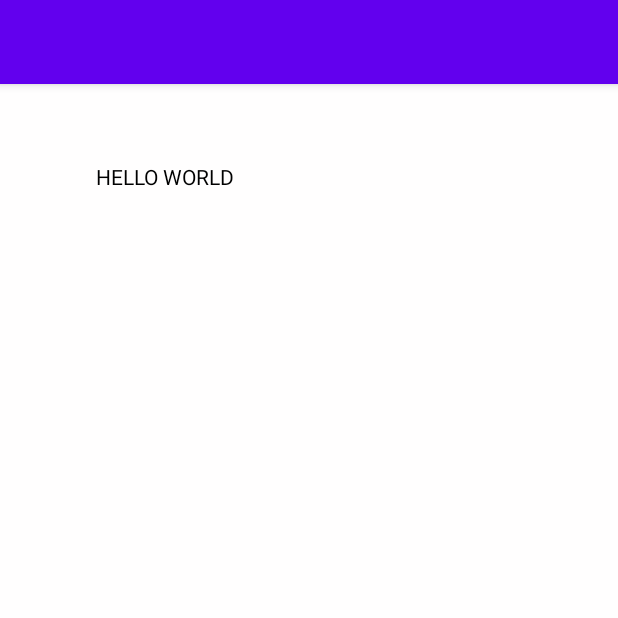
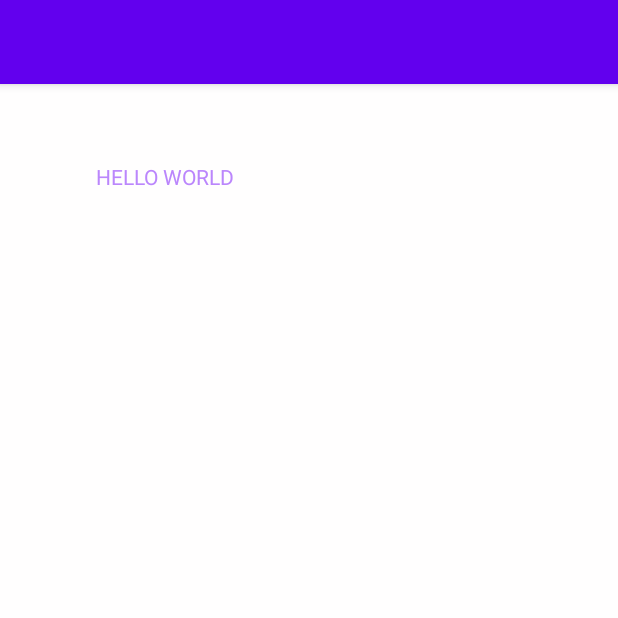
Before and after one commit to thanhtungdo2003/VLXBook, an Android app: the screen it shows after launch (MainActivity), on a phone screen of 412 x 824 dp, the top half of it. Run offline under Robolectric (Android 15) with nearby library versions, the phone set to English and light mode, and no system bars.

Commit message:
create_project

```diff
--- a/app/src/main/res/layout/activity_main.xml
+++ b/app/src/main/res/layout/activity_main.xml
@@ -13,7 +13,7 @@
         android:layout_height="100dp"
         android:layout_marginStart="64dp"
         android:layout_marginTop="52dp"
-        android:textColor="@color/black"
+        android:textColor="@color/purple_200"
         android:text="HELLO WORLD"
         app:layout_constraintStart_toStartOf="parent"
         app:layout_constraintTop_toTopOf="parent" />
```
Also changed, not shown: 9 other files.
